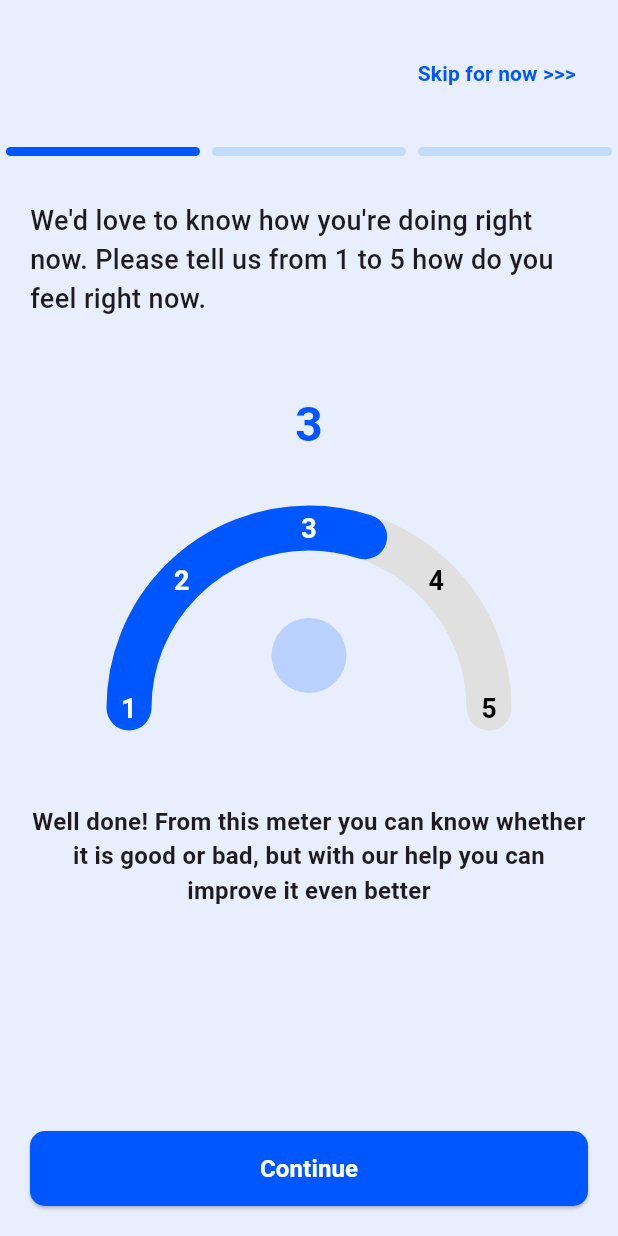
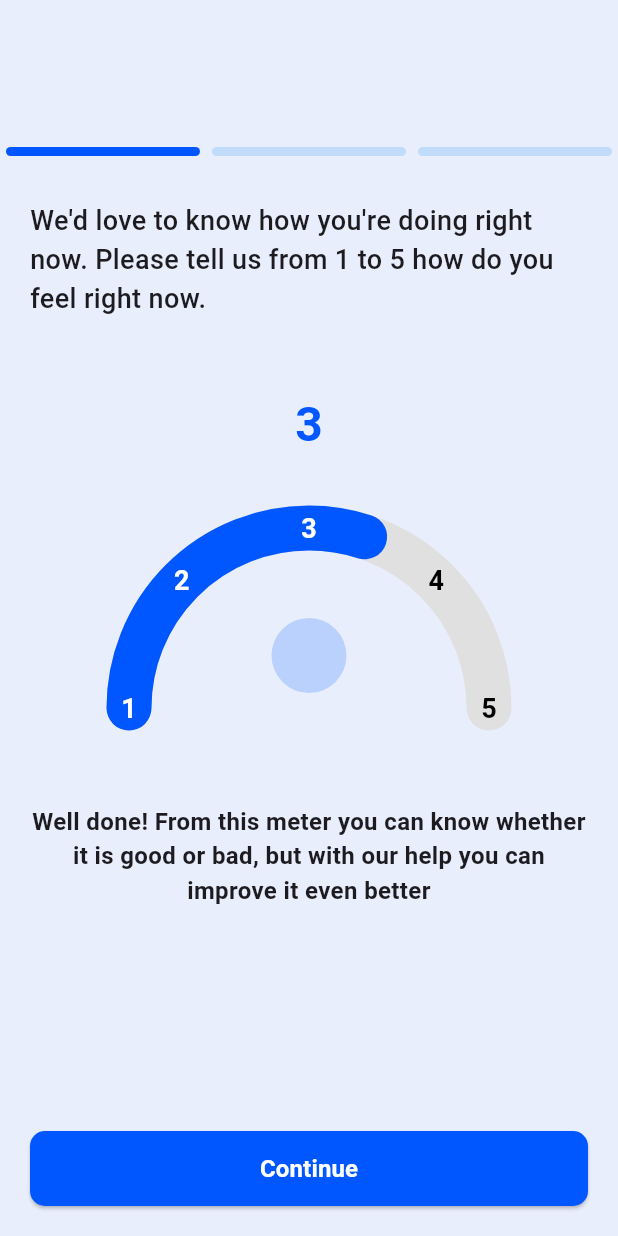
Before and after one commit to pavellsan8/serene_app_ui, a Flutter app: the screen it shows after launch, after a tap on "Let's Start", on a phone screen of 412 x 824 dp. Run offline on Flutter 3.47's test engine with Material 3 defaults, Android fonts, the light colour scheme and no system bars.

Commit message:
Comment the skip for now button in questionnaire

```diff
--- a/lib/views/questionnaire/questionnaire_intro_view.dart
+++ b/lib/views/questionnaire/questionnaire_intro_view.dart
@@ -13,23 +13,23 @@ class QuestionnaireIntroScreen extends StatelessWidget {
       appBar: AppBar(
         backgroundColor: AppColors.backgroundColor,
         elevation: 0,
-        actions: [
+        actions: const [
           Padding(
-            padding: const EdgeInsets.symmetric(
+            padding: EdgeInsets.symmetric(
               horizontal: 17,
               vertical: 20,
             ),
-            child: TextButton(
-              onPressed: () {},
-              child: const Text(
-                "Skip for now >>>",
-                style: TextStyle(
-                  fontSize: 14,
-                  fontWeight: FontWeight.w600,
-                  color: AppColors.buttonColor,
-                ),
-              ),
-            ),
+            // child: TextButton(
+            //   onPressed: () {},
+            //   child: const Text(
+            //     "Skip for now >>>",
+            //     style: TextStyle(
+            //       fontSize: 14,
+            //       fontWeight: FontWeight.w600,
+            //       color: AppColors.buttonColor,
+            //     ),
+            //   ),
+            // ),
           ),
         ],
       ),
@@ -63,7 +63,7 @@ class QuestionnaireIntroScreen extends StatelessWidget {
                         color: Colors.black87,
                       ),
                     ),
-                    SizedBox(height: 12),
+                    SizedBox(height: 20),
                     Text(
                       "You can fill in or change this step later, by pressing the 'skip for now' button.",
                       textAlign: TextAlign.center,
@@ -103,7 +103,7 @@ class QuestionnaireIntroScreen extends StatelessWidget {
                 ),
               ),
             ),
-            const SizedBox(height: 50),
+            const SizedBox(height: 30),
           ],
         ),
       ),
--- a/lib/views/questionnaire/questionnaire_view.dart
+++ b/lib/views/questionnaire/questionnaire_view.dart
@@ -38,21 +38,21 @@ class QuestionnaireScreen extends StatelessWidget {
                       ),
                     ),
                   ),
-                  Align(
-                    alignment: Alignment.centerRight,
-                    child: TextButton(
-                      onPressed: () {
-                        // Handle skip
-                      },
-                      child: const Text(
-                        'Skip for now >>>',
-                        style: TextStyle(
-                          color: AppColors.buttonColor,
-                          fontWeight: FontWeight.w600,
-                        ),
-                      ),
-                    ),
-                  ),
+                  // Align(
+                  //   alignment: Alignment.centerRight,
+                  //   child: TextButton(
+                  //     onPressed: () {
+                  //       // Handle skip
+                  //     },
+                  //     child: const Text(
+                  //       'Skip for now >>>',
+                  //       style: TextStyle(
+                  //         color: AppColors.buttonColor,
+                  //         fontWeight: FontWeight.w600,
+                  //       ),
+                  //     ),
+                  //   ),
+                  // ),
                 ],
               ),
             ),
```
